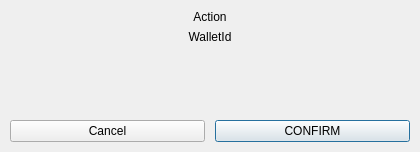
Above: BlockSettleUILib/EnterWalletPassword.ui from BlockSettle/terminal before the change. Below: the same form after it.
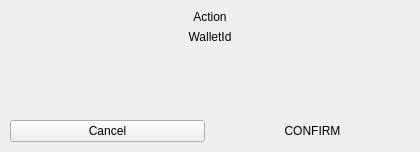
That is the form after the change. Custom widgets are drawn as their Qt base class.

Commit message: RFQDealerReply updates - in EnterWalletPassword.ui changed the window title to 'Activate Auto-Sign' and changed the Confirm button to flat so that it shows up as solid blue when enabled - adjusted the scrollArea to try and fix the squishing of the label controls in the top of RFQDealerReply experienced by Scott - improved alignment of the drop down menus, it should be close to perfect now - fixed the gap difference between toggle switch and drop down, the ones in auto-sign had a smaller gap than the ones in auto-quote - added darker gray color to show when ToggleSwitch is in disabled state

Patch:
```diff
--- a/BlockSettleUILib/EnterWalletPassword.ui
+++ b/BlockSettleUILib/EnterWalletPassword.ui
@@ -132,6 +132,9 @@
         <property name="default">
          <bool>true</bool>
         </property>
+        <property name="flat">
+         <bool>true</bool>
+        </property>
        </widget>
       </item>
      </layout>
```
Left out of the diff: 2 changed lines with no effect on the pictures. The commit also changes 3 other files.
